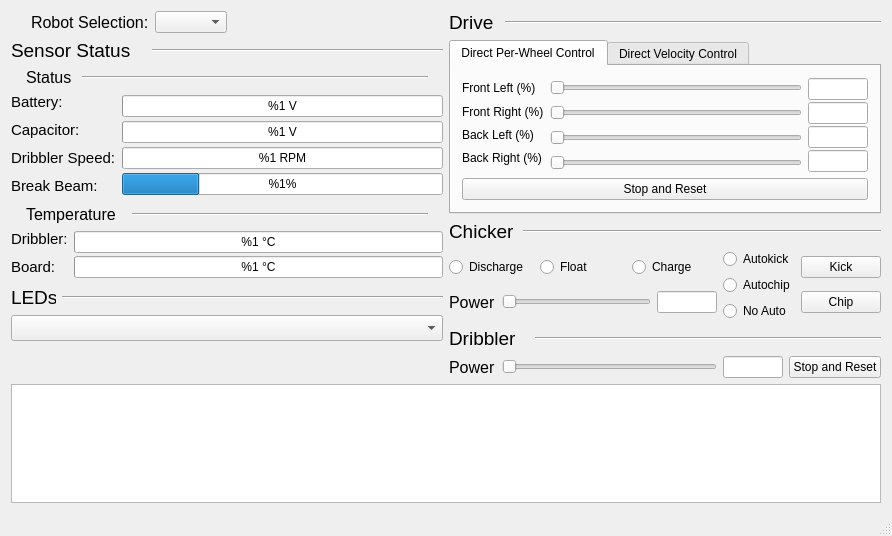
Above: src/software/gui/robot_diagnostics/ui/main_widget.ui from UBC-Thunderbots/Software before the change. Below: the same form after it.
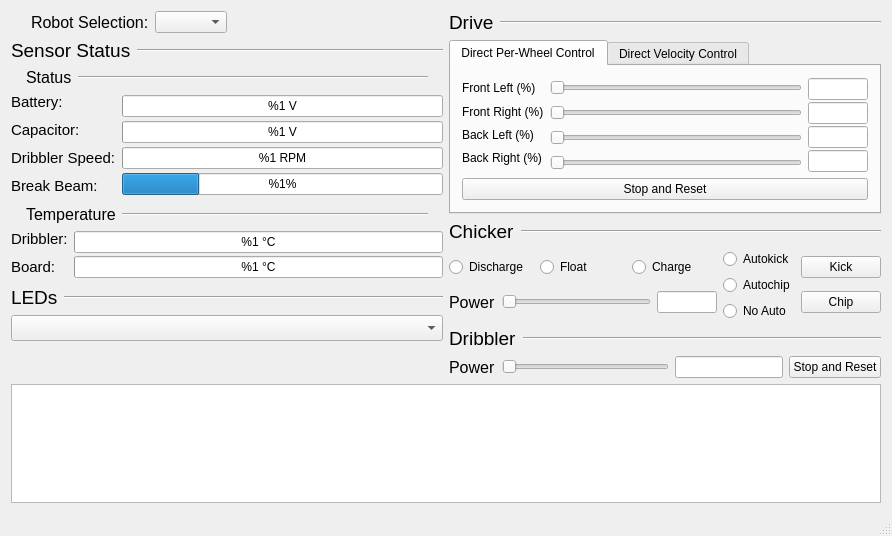
That is the form after the change. Custom widgets are drawn as their Qt base class.

Commit message: Updated sizes and size policies so text boxes don't get cutoff in RobotDiagnosticsGUI * Some text boxes had small fixed max sizes. Changed to MAX_INT * Changed size policies of horizontal spacers and lines to EXPANDING instead of MINIMUM so they can shrink if needed

```diff
--- a/src/software/gui/robot_diagnostics/ui/main_widget.ui
+++ b/src/software/gui/robot_diagnostics/ui/main_widget.ui
@@ -75,7 +75,7 @@
              <widget class="QLabel" name="label_sensor_status">
               <property name="maximumSize">
                <size>
-                <width>135</width>
+                <width>16777215</width>
                 <height>16777215</height>
                </size>
               </property>
@@ -91,6 +91,12 @@
             </item>
             <item>
              <widget class="Line" name="line_2">
+              <property name="sizePolicy">
+               <sizepolicy hsizetype="Expanding" vsizetype="Fixed">
+                <horstretch>0</horstretch>
+                <verstretch>0</verstretch>
+               </sizepolicy>
+              </property>
               <property name="orientation">
                <enum>Qt::Horizontal</enum>
               </property>
@@ -112,7 +118,7 @@
                <widget class="QLabel" name="label_status">
                 <property name="maximumSize">
                  <size>
-                  <width>50</width>
+                  <width>16777215</width>
                   <height>16777215</height>
                  </size>
                 </property>
@@ -128,6 +134,12 @@
               </item>
               <item>
                <widget class="Line" name="line_6">
+                <property name="sizePolicy">
+                 <sizepolicy hsizetype="Expanding" vsizetype="Fixed">
+                  <horstretch>0</horstretch>
+                  <verstretch>0</verstretch>
+                 </sizepolicy>
+                </property>
                 <property name="orientation">
                  <enum>Qt::Horizontal</enum>
                 </property>
@@ -269,7 +281,7 @@
                <widget class="QLabel" name="label_temperature">
                 <property name="maximumSize">
                  <size>
-                  <width>100</width>
+                  <width>16777215</width>
                   <height>16777215</height>
                  </size>
                 </property>
@@ -285,6 +297,12 @@
               </item>
               <item>
                <widget class="Line" name="line_7">
+                <property name="sizePolicy">
+                 <sizepolicy hsizetype="Expanding" vsizetype="Fixed">
+                  <horstretch>0</horstretch>
+                  <verstretch>0</verstretch>
+                 </sizepolicy>
+                </property>
                 <property name="orientation">
                  <enum>Qt::Horizontal</enum>
                 </property>
@@ -372,7 +390,7 @@
              <widget class="QLabel" name="label_leds">
               <property name="maximumSize">
                <size>
-                <width>45</width>
+                <width>16777215</width>
                 <height>16777215</height>
                </size>
               </property>
@@ -388,6 +406,12 @@
             </item>
             <item>
              <widget class="Line" name="line_3">
+              <property name="sizePolicy">
+               <sizepolicy hsizetype="Expanding" vsizetype="Fixed">
+                <horstretch>0</horstretch>
+                <verstretch>0</verstretch>
+               </sizepolicy>
+              </property>
               <property name="orientation">
                <enum>Qt::Horizontal</enum>
               </property>
@@ -431,7 +455,7 @@
              <widget class="QLabel" name="label_drive">
               <property name="maximumSize">
                <size>
-                <width>50</width>
+                <width>16777215</width>
                 <height>16777215</height>
                </size>
               </property>
@@ -447,6 +471,12 @@
             </item>
             <item>
              <widget class="Line" name="line">
+              <property name="sizePolicy">
+               <sizepolicy hsizetype="Expanding" vsizetype="Fixed">
+                <horstretch>0</horstretch>
+                <verstretch>0</verstretch>
+               </sizepolicy>
+              </property>
               <property name="orientation">
                <enum>Qt::Horizontal</enum>
               </property>
@@ -776,7 +806,7 @@
              <widget class="QLabel" name="label_chicker">
               <property name="maximumSize">
                <size>
-                <width>68</width>
+                <width>16777215</width>
                 <height>16777215</height>
                </size>
               </property>
@@ -792,6 +822,12 @@
             </item>
             <item>
              <widget class="Line" name="line_4">
+              <property name="sizePolicy">
+               <sizepolicy hsizetype="Expanding" vsizetype="Fixed">
+                <horstretch>0</horstretch>
+                <verstretch>0</verstretch>
+               </sizepolicy>
+              </property>
               <property name="orientation">
                <enum>Qt::Horizontal</enum>
               </property>
@@ -943,7 +979,7 @@
              <widget class="QLabel" name="label_dribbler_2">
               <property name="maximumSize">
                <size>
-                <width>80</width>
+                <width>16777215</width>
                 <height>16777215</height>
                </size>
               </property>
@@ -959,6 +995,12 @@
             </item>
             <item>
              <widget class="Line" name="line_5">
+              <property name="sizePolicy">
+               <sizepolicy hsizetype="Expanding" vsizetype="Fixed">
+                <horstretch>0</horstretch>
+                <verstretch>0</verstretch>
+               </sizepolicy>
+              </property>
               <property name="orientation">
                <enum>Qt::Horizontal</enum>
               </property>
@@ -989,9 +1031,15 @@
             </item>
             <item>
              <widget class="QLineEdit" name="lineEdit_dribbler_power">
+              <property name="sizePolicy">
+               <sizepolicy hsizetype="Preferred" vsizetype="Fixed">
+                <horstretch>0</horstretch>
+                <verstretch>0</verstretch>
+               </sizepolicy>
+              </property>
               <property name="maximumSize">
                <size>
-                <width>60</width>
+                <width>16777215</width>
                 <height>16777215</height>
                </size>
               </property>
```
Left out of the diff: 16 changed lines with no effect on the pictures.
